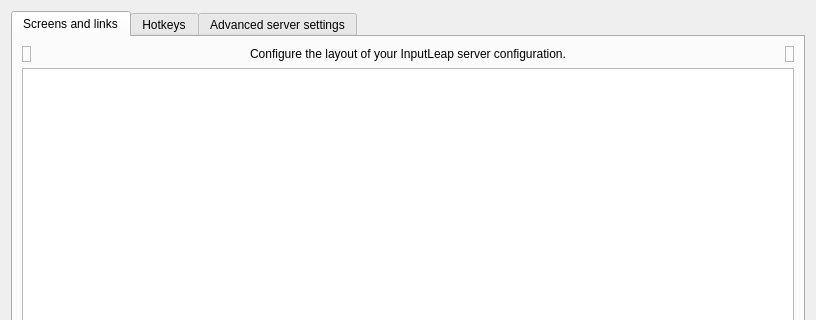
The window that src/gui/src/ServerConfigDialog.ui (pedro-lucaas/inputServer) describes before a commit, drawn with Qt 5; both pictures show x 0 to 816 and y 0 to 320 of the 816 by 545 pixel window.
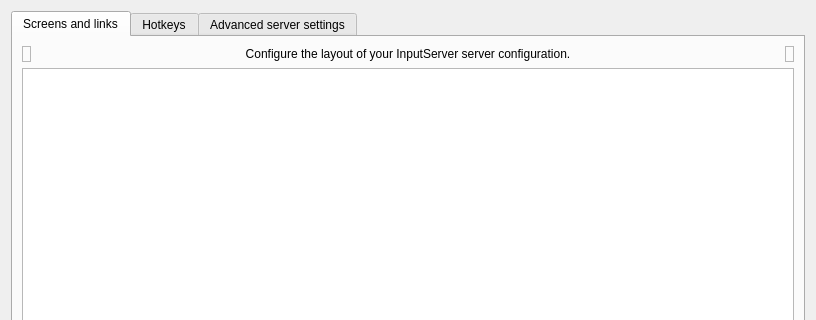
The same window after the commit. Icons and pictures are not drawn. Custom widgets are drawn as their Qt base class.

Commit message: Rename to InputServer, add UDP discovery and fix input latency

The edit to the form file:
```diff
--- a/src/gui/src/ServerConfigDialog.ui
+++ b/src/gui/src/ServerConfigDialog.ui
@@ -54,7 +54,7 @@
             </sizepolicy>
            </property>
            <property name="text">
-            <string>Configure the layout of your InputLeap server configuration.</string>
+            <string>Configure the layout of your InputServer server configuration.</string>
            </property>
            <property name="alignment">
             <set>Qt::AlignCenter</set>
```
The commit also changes 243 other files.
